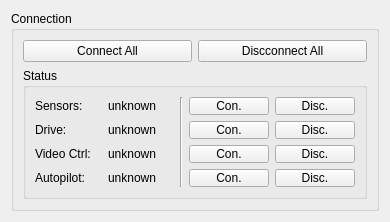
Qt form software/DesktopClient/DesktopClient/Forms/RoverConnectionForm.ui (ddomurad/mibot) before a commit.
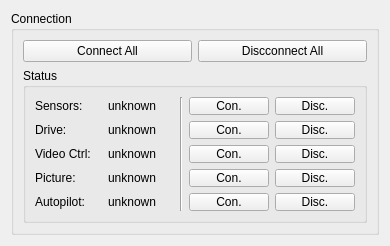
The same form after that commit.

Patch:
```diff
--- a/software/DesktopClient/DesktopClient/Forms/RoverConnectionForm.ui
+++ b/software/DesktopClient/DesktopClient/Forms/RoverConnectionForm.ui
@@ -7,7 +7,7 @@
     <x>0</x>
     <y>0</y>
     <width>390</width>
-    <height>218</height>
+    <height>237</height>
    </rect>
   </property>
   <property name="maximumSize">
@@ -46,10 +46,23 @@
            </property>
           </widget>
          </item>
-         <item row="1" column="0" rowspan="2">
-          <widget class="QLabel" name="label_3">
+         <item row="3" column="1">
+          <widget class="QLabel" name="label_video_state">
            <property name="text">
-            <string>Drive:</string>
+            <string>unknown</string>
+           </property>
+          </widget>
+         </item>
+         <item row="3" column="3">
+          <widget class="QPushButton" name="pushButton_connect_video">
+           <property name="maximumSize">
+            <size>
+             <width>16777215</width>
+             <height>18</height>
+            </size>
+           </property>
+           <property name="text">
+            <string>Con.</string>
            </property>
           </widget>
          </item>
@@ -73,8 +86,15 @@
            </property>
           </widget>
          </item>
-         <item row="3" column="3">
-          <widget class="QPushButton" name="pushButton_connect_video">
+         <item row="4" column="1">
+          <widget class="QLabel" name="label_picture_state">
+           <property name="text">
+            <string>unknown</string>
+           </property>
+          </widget>
+         </item>
+         <item row="4" column="3">
+          <widget class="QPushButton" name="pushButton_connect_picture">
            <property name="maximumSize">
             <size>
              <width>16777215</width>
@@ -86,13 +106,40 @@
            </property>
           </widget>
          </item>
-         <item row="3" column="1">
-          <widget class="QLabel" name="label_video_state">
+         <item row="5" column="3">
+          <widget class="QPushButton" name="pushButton_connect_autopilot">
+           <property name="maximumSize">
+            <size>
+             <width>16777215</width>
+             <height>18</height>
+            </size>
+           </property>
            <property name="text">
+            <string>Con.</string>
+           </property>
+          </widget>
+         </item>
+         <item row="0" column="2" rowspan="6">
+          <widget class="Line" name="line">
+           <property name="orientation">
+            <enum>Qt::Vertical</enum>
+           </property>
+          </widget>
+         </item>
+         <item row="5" column="1">
+          <widget class="QLabel" name="label_autopilot_state">
+           <property name="text">
             <string>unknown</string>
            </property>
           </widget>
          </item>
+         <item row="5" column="0">
+          <widget class="QLabel" name="label_2">
+           <property name="text">
+            <string>Autopilot:</string>
+           </property>
+          </widget>
+         </item>
          <item row="3" column="4">
           <widget class="QPushButton" name="pushButton_disconnect_video">
            <property name="maximumSize">
@@ -106,6 +153,26 @@
            </property>
           </widget>
          </item>
+         <item row="4" column="4">
+          <widget class="QPushButton" name="pushButton_disconnect_picture">
+           <property name="maximumSize">
+            <size>
+             <width>16777215</width>
+             <height>18</height>
+            </size>
+           </property>
+           <property name="text">
+            <string>Disc.</string>
+           </property>
+          </widget>
+         </item>
+         <item row="1" column="1" rowspan="2">
+          <widget class="QLabel" name="label_drive_state">
+           <property name="text">
+            <string>unknown</string>
+           </property>
+          </widget>
+         </item>
          <item row="1" column="4" rowspan="2">
           <widget class="QPushButton" name="pushButton_disconnect_driver">
            <property name="maximumSize">
@@ -132,10 +199,30 @@
            </property>
           </widget>
          </item>
-         <item row="1" column="1" rowspan="2">
-          <widget class="QLabel" name="label_drive_state">
+         <item row="5" column="4">
+          <widget class="QPushButton" name="pushButton_disconnect_autopilot">
+           <property name="maximumSize">
+            <size>
+             <width>16777215</width>
+             <height>18</height>
+            </size>
+           </property>
            <property name="text">
-            <string>unknown</string>
+            <string>Disc.</string>
+           </property>
+          </widget>
+         </item>
+         <item row="4" column="0">
+          <widget class="QLabel" name="label_5">
+           <property name="text">
+            <string>Picture:</string>
+           </property>
+          </widget>
+         </item>
+         <item row="1" column="0" rowspan="2">
+          <widget class="QLabel" name="label_3">
+           <property name="text">
+            <string>Drive:</string>
            </property>
           </widget>
          </item>
@@ -152,53 +239,6 @@
            </property>
           </widget>
          </item>
-         <item row="4" column="0">
-          <widget class="QLabel" name="label_2">
-           <property name="text">
-            <string>Autopilot:</string>
-           </property>
-          </widget>
-         </item>
-         <item row="4" column="1">
-          <widget class="QLabel" name="label_autopilot_state">
-           <property name="text">
-            <string>unknown</string>
-           </property>
-          </widget>
-         </item>
-         <item row="0" column="2" rowspan="5">
-          <widget class="Line" name="line">
-           <property name="orientation">
-            <enum>Qt::Vertical</enum>
-           </property>
-          </widget>
-         </item>
-         <item row="4" column="3">
-          <widget class="QPushButton" name="pushButton_connect_autopilot">
-           <property name="maximumSize">
-            <size>
-             <width>16777215</width>
-             <height>18</height>
-            </size>
-           </property>
-           <property name="text">
-            <string>Con.</string>
-           </property>
-          </widget>
-         </item>
-         <item row="4" column="4">
-          <widget class="QPushButton" name="pushButton_disconnect_autopilot">
-           <property name="maximumSize">
-            <size>
-             <width>16777215</width>
-             <height>18</height>
-            </size>
-           </property>
-           <property name="text">
-            <string>Disc.</string>
-           </property>
-          </widget>
-         </item>
         </layout>
        </widget>
       </item>
```
